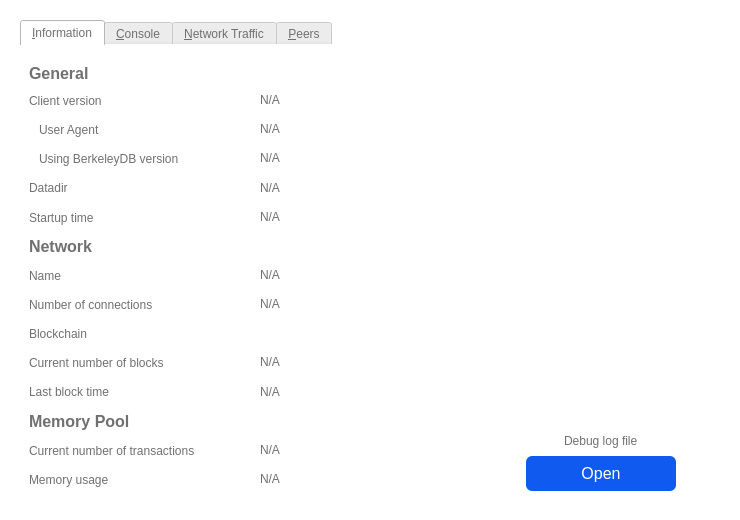
Qt form src/qt/forms/debugwindow.ui (Veil-Project/veil) before a commit.
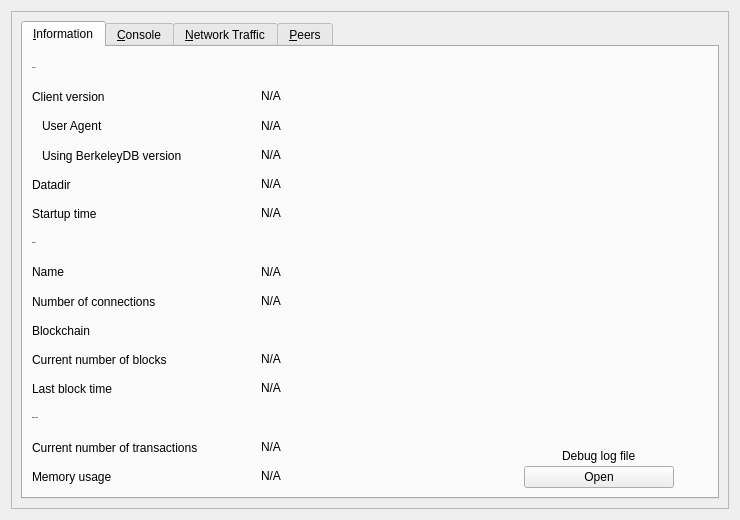
The same form after that commit. Icons and pictures are not drawn. Custom widgets are drawn as their Qt base class.

What changed in the file:
```diff
--- a/src/qt/forms/debugwindow.ui
+++ b/src/qt/forms/debugwindow.ui
@@ -13,10 +13,6 @@
   <property name="windowTitle">
    <string>Debug window</string>
   </property>
-  <property name="styleSheet">
-   <string notr="true">background-color:white;
-border:none;</string>
-  </property>
   <layout class="QVBoxLayout" name="verticalLayout_6">
    <item>
     <widget class="QFrame" name="frame">
@@ -26,9 +22,6 @@
        <height>0</height>
       </size>
      </property>
-     <property name="styleSheet">
-      <string notr="true">  background-color: white;</string>
-     </property>
      <property name="frameShape">
       <enum>QFrame::StyledPanel</enum>
      </property>
@@ -38,21 +31,10 @@
      <layout class="QVBoxLayout" name="verticalLayout_2">
       <item>
        <widget class="QTabWidget" name="tabWidget">
-        <property name="styleSheet">
-         <string notr="true">background-color:white;
-color:#707070;
-font-size:13.5px;
-</string>
-        </property>
         <property name="currentIndex">
          <number>0</number>
         </property>
         <widget class="QWidget" name="tab_info">
-         <property name="styleSheet">
-          <string notr="true">color:#707070;
-font-size:13.5px;
-font-weight:200;</string>
-         </property>
          <attribute name="title">
           <string>&amp;Information</string>
          </attribute>
@@ -151,11 +133,6 @@
               <bold>true</bold>
              </font>
             </property>
-            <property name="styleSheet">
-             <string notr="true">color:#707070;
-font-size:16px;
-font-weight:bold;</string>
-            </property>
             <property name="text">
              <string>Network</string>
             </property>
@@ -207,9 +184,6 @@
             </item>
             <item alignment="Qt::AlignHCenter">
              <widget class="QLabel" name="labelDebugLogfile">
-              <property name="styleSheet">
-               <string notr="true">padding-bottom:5px;</string>
-              </property>
               <property name="text">
                <string>Debug log file</string>
               </property>
@@ -232,20 +206,6 @@
               <property name="toolTip">
                <string>Open the %1 debug log file from the current data directory. This can take a few seconds for large log files.</string>
               </property>
-              <property name="styleSheet">
-               <string notr="true">#openDebugLogfileButton{
-border-radius: 6px;
-color: #FFFFFF;
-font-size: 16px;
-background-color:#105aef;
-line-height:10px;
-padding:8 20 8 20;
-}
-
-#openDebugLogfileButton:hover {
-background-color:#0e45b4;
-}</string>
-              </property>
               <property name="text">
                <string>Open</string>
               </property>
@@ -311,11 +271,6 @@
               <bold>true</bold>
              </font>
             </property>
-            <property name="styleSheet">
-             <string notr="true">color:#707070;
-font-size:16px;
-font-weight:bold;</string>
-            </property>
             <property name="text">
              <string>Memory Pool</string>
             </property>
@@ -451,14 +406,6 @@
               <bold>true</bold>
              </font>
             </property>
-            <property name="styleSheet">
-             <string notr="true">color:#707070;
-font-size:16px;
-font-weight:bold;
-padding-top:9px;
-margin:0px;
-padding-left:0px;</string>
-            </property>
             <property name="text">
              <string>General</string>
             </property>
```
Left out of the diff: 22 changed lines with no effect on the pictures.
